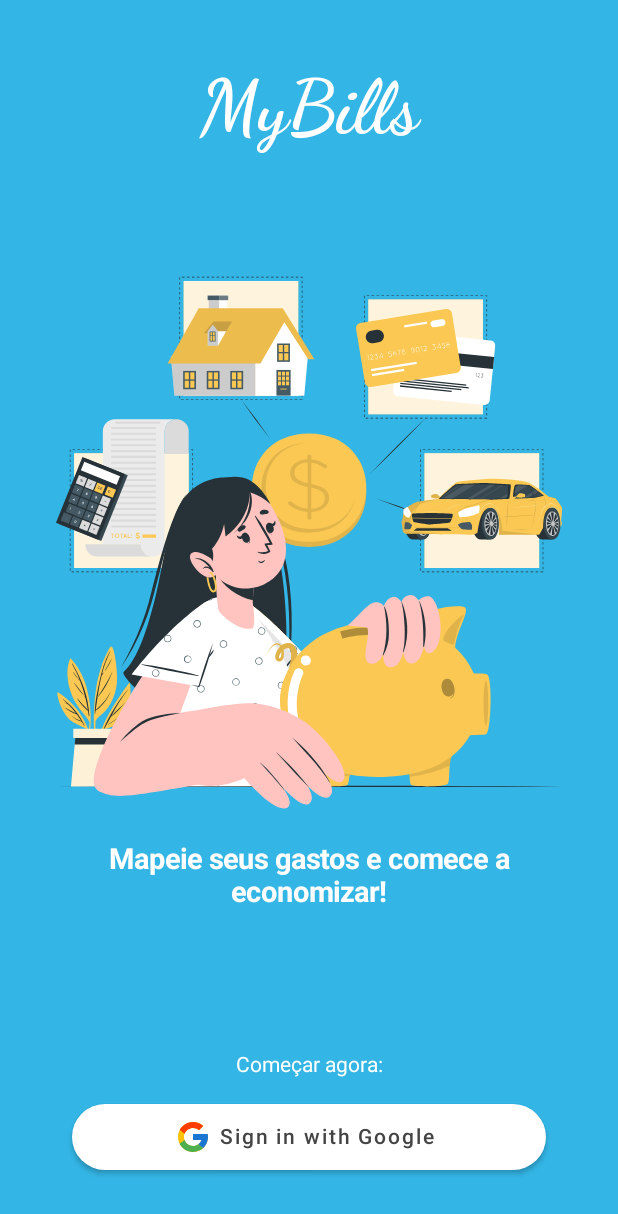
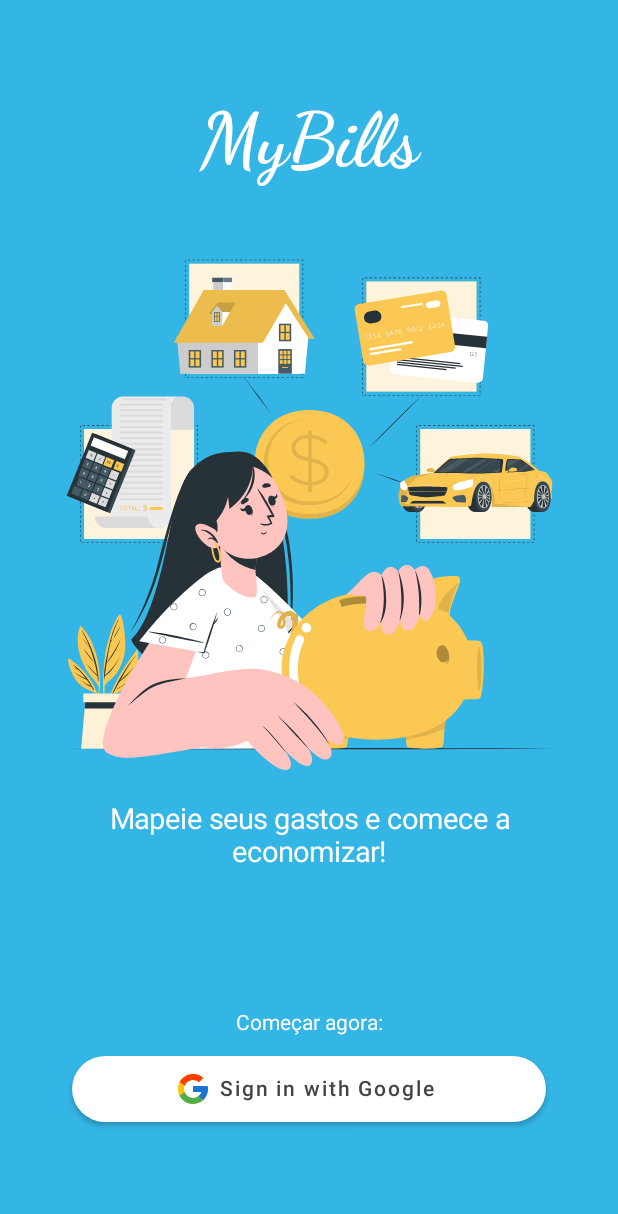
Before and after one commit to JuuhC/MyBills, an Android app built with Jetpack Compose: the @Preview function LoginScreenPreview, on a phone screen of 412 x 824 dp. Shown: the top 1214 px of the screen. Run offline under Robolectric (Android 15) with nearby library versions, the phone set to English and light mode, and no system bars; our stand-ins replace constraintlayout-compose.

Commit message:
Convertendo login para constraint layout

```diff
--- a/appCompose/build.gradle
+++ b/appCompose/build.gradle
@@ -77,6 +77,7 @@ dependencies {
     implementation "androidx.compose.runtime:runtime:$compose"
     implementation "androidx.lifecycle:lifecycle-viewmodel-compose:$androidx_lifecycle"
     implementation "androidx.navigation:navigation-compose:$navigation"
+    implementation "androidx.constraintlayout:constraintlayout-compose:1.0.1"
     implementation "com.google.accompanist:accompanist-flowlayout:0.27.0"
 
     // Firebase
--- a/appCompose/src/main/java/com/carrati/mybills/ui/login/LoginLayout.kt
+++ b/appCompose/src/main/java/com/carrati/mybills/ui/login/LoginLayout.kt
@@ -28,6 +28,9 @@ import androidx.compose.ui.text.style.TextAlign
 import androidx.compose.ui.tooling.preview.Preview
 import androidx.compose.ui.unit.dp
 import androidx.compose.ui.unit.sp
+import androidx.constraintlayout.compose.ConstraintLayout
+import androidx.constraintlayout.compose.Dimension
+import androidx.constraintlayout.compose.Dimension.Companion
 import com.carrati.mybills.appCompose.R
 
 @Preview
@@ -39,6 +42,83 @@ fun LoginScreenPreview() {
 
 @Composable
 fun LoginScreen(isLoading: MutableState<Boolean>, onSignInWithGoogle: () -> Unit) {
+    Scaffold {
+        ConstraintLayout(
+            modifier = Modifier.padding(it).fillMaxSize().background(Color(0xFF33B5E5))
+        ) {
+            val (text1, image, text2, text3, button) = createRefs()
+            val guideline = createGuidelineFromTop(0.65f)
+
+            Text(
+                modifier = Modifier.constrainAs(text1) {
+                    top.linkTo(parent.top, 64.dp)
+                    bottom.linkTo(image.top)
+                    start.linkTo(parent.start)
+                    end.linkTo(parent.end)
+                },
+                text = "MyBills",
+                color = Color.White,
+                fontSize = 50.sp,
+                fontWeight = FontWeight.ExtraBold,
+                fontFamily = FontFamily.Cursive,
+                textAlign = TextAlign.Center
+            )
+            Image(
+                modifier = Modifier.constrainAs(image) {
+                    top.linkTo(text1.bottom, margin = 16.dp)
+                    bottom.linkTo(guideline)
+                    start.linkTo(parent.start)
+                    end.linkTo(parent.end)
+                    height = Dimension.fillToConstraints
+                    width = Companion.fillToConstraints
+                },
+                painter = painterResource(id = R.drawable.img_personal_finance),
+                contentDescription = "Piggy bank"
+            )
+            Text(
+                modifier = Modifier.constrainAs(text2) {
+                    top.linkTo(image.bottom)
+                    start.linkTo(parent.start, margin = 48.dp)
+                    end.linkTo(parent.end, margin = 48.dp)
+                    width = Dimension.fillToConstraints
+                },
+                text = "Mapeie seus gastos e comece a economizar!",
+                color = Color.White,
+                fontSize = 19.sp,
+                fontWeight = FontWeight.Normal,
+                fontFamily = FontFamily.SansSerif,
+                textAlign = TextAlign.Center
+            )
+            Text(
+                modifier = Modifier.constrainAs(text3) {
+                    bottom.linkTo(button.top, 12.dp)
+                    start.linkTo(parent.start)
+                    end.linkTo(parent.end)
+                },
+                text = "Começar agora:",
+                color = Color.White,
+                fontFamily = FontFamily.SansSerif
+            )
+            SignInWithGoogleButton(
+                isLoading,
+                onSignInWithGoogle,
+                Modifier.constrainAs(button) {
+                    top.linkTo(text2.bottom, margin = 48.dp)
+                    bottom.linkTo(parent.bottom)
+                    start.linkTo(parent.start)
+                    end.linkTo(parent.end)
+                    width = Dimension.fillToConstraints
+                }
+            )
+        }
+    }
+}
+
+@Composable
+fun OldLoginScreen(
+    isLoading: MutableState<Boolean>,
+    onSignInWithGoogle: () -> Unit
+) {
     Scaffold {
         Column(
             modifier = Modifier.padding(it).fillMaxSize().background(Color(0xFF33B5E5)),
@@ -77,12 +157,16 @@ fun LoginScreen(isLoading: MutableState<Boolean>, onSignInWithGoogle: () -> Unit
 }
 
 @Composable
-fun SignInWithGoogleButton(isLoading: MutableState<Boolean>, onClick: () -> Unit) {
+fun SignInWithGoogleButton(
+    isLoading: MutableState<Boolean>,
+    onClick: () -> Unit,
+    modifier: Modifier = Modifier
+) {
     Button(
         onClick = {
             onClick()
         },
-        modifier = Modifier
+        modifier = modifier
             .fillMaxWidth()
             .padding(horizontal = 48.dp),
         shape = RoundedCornerShape(48.dp),
```
Also changed, not shown: app/src/main/res/layout/activity_login.xml (+7 -11 lines).
